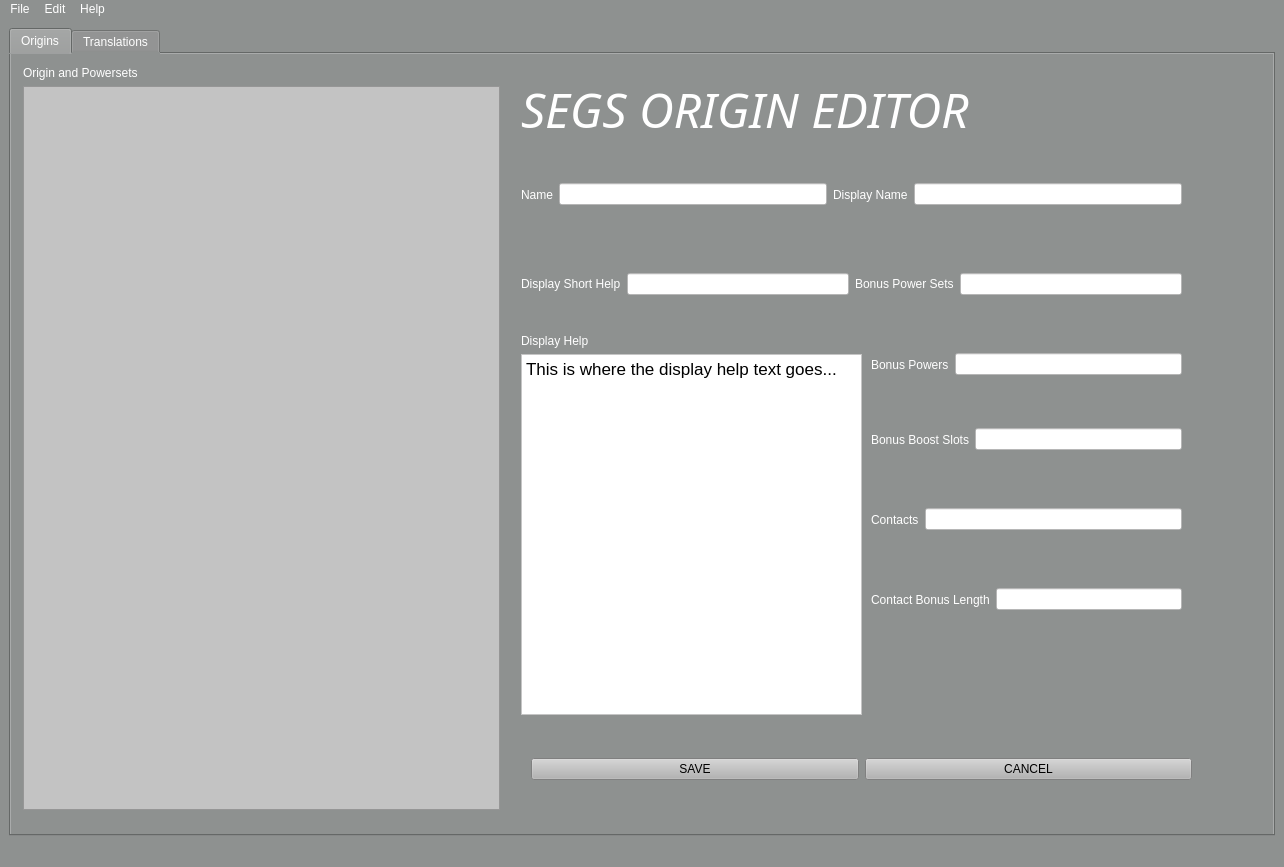
Old version of the form Utilities/EditorComponets/SegsOriginEditor.ui in the repository Segs/Segs.
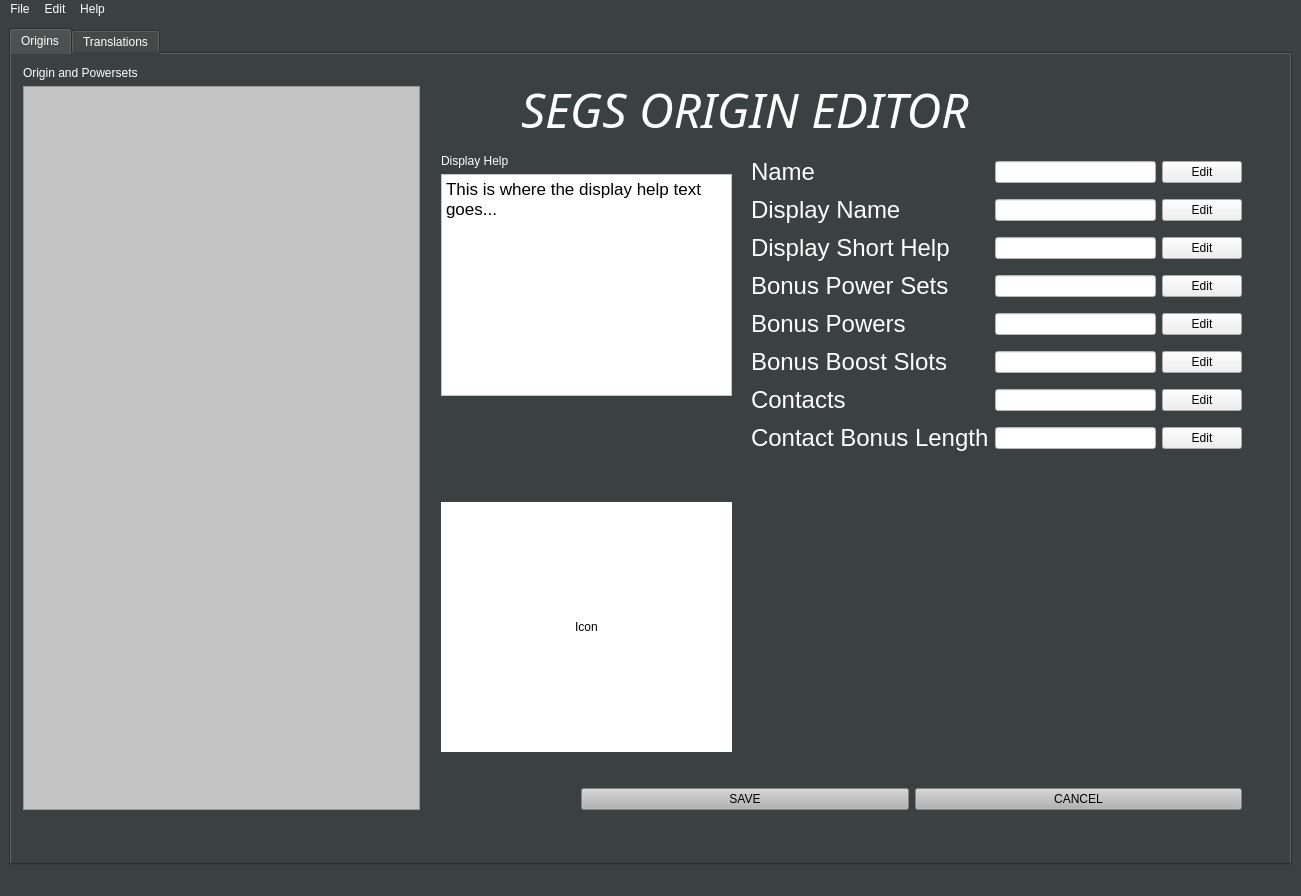
New version of the form. Icons and pictures are not drawn.

Commit message: Updated GUI to change text fields and add translation tab

Diff of the .ui file:
```diff
--- a/Utilities/EditorComponets/SegsOriginEditor.ui
+++ b/Utilities/EditorComponets/SegsOriginEditor.ui
@@ -6,8 +6,8 @@
    <rect>
     <x>0</x>
     <y>0</y>
-    <width>1284</width>
-    <height>867</height>
+    <width>1301</width>
+    <height>896</height>
    </rect>
   </property>
   <property name="font">
@@ -22,7 +22,7 @@
    <bool>false</bool>
   </property>
   <property name="styleSheet">
-   <string notr="true">background-color: rgb(142, 145, 144);
+   <string notr="true">background-color: rgb(59, 65, 64);
 color:#fff</string>
   </property>
   <widget class="QWidget" name="centralwidget">
@@ -41,7 +41,7 @@
          <rect>
           <x>10</x>
           <y>10</y>
-          <width>481</width>
+          <width>401</width>
           <height>748</height>
          </rect>
         </property>
@@ -63,6 +63,7 @@
            <property name="font">
             <font>
              <family>Cantarell</family>
+             <weight>50</weight>
              <bold>false</bold>
             </font>
            </property>
@@ -89,111 +90,11 @@
          </item>
         </layout>
        </widget>
-       <widget class="QWidget" name="horizontalLayoutWidget">
-        <property name="geometry">
-         <rect>
-          <x>510</x>
-          <y>100</y>
-          <width>661</width>
-          <height>81</height>
-         </rect>
-        </property>
-        <layout class="QHBoxLayout" name="SettingshorizontalLayout1">
-         <item>
-          <widget class="QLabel" name="NameLabel">
-           <property name="font">
-            <font>
-             <family>Cantarell</family>
-            </font>
-           </property>
-           <property name="text">
-            <string>Name</string>
-           </property>
-          </widget>
-         </item>
-         <item>
-          <widget class="QLineEdit" name="NameLineEdit">
-           <property name="styleSheet">
-            <string notr="true">background-color: rgb(255, 255, 255);</string>
-           </property>
-          </widget>
-         </item>
-         <item>
-          <widget class="QLabel" name="DisplayNameLabel">
-           <property name="font">
-            <font>
-             <family>Cantarell</family>
-            </font>
-           </property>
-           <property name="text">
-            <string>Display Name</string>
-           </property>
-          </widget>
-         </item>
-         <item>
-          <widget class="QLineEdit" name="DisplayNameLineEdit">
-           <property name="styleSheet">
-            <string notr="true">background-color: rgb(255, 255, 255);</string>
-           </property>
-          </widget>
-         </item>
-        </layout>
-       </widget>
-       <widget class="QWidget" name="horizontalLayoutWidget_2">
-        <property name="geometry">
-         <rect>
-          <x>510</x>
-          <y>190</y>
-          <width>661</width>
-          <height>80</height>
-         </rect>
-        </property>
-        <layout class="QHBoxLayout" name="SettingshorizontalLayout2">
-         <item>
-          <widget class="QLabel" name="DisplayShortHelpLabel">
-           <property name="font">
-            <font>
-             <family>Cantarell</family>
-            </font>
-           </property>
-           <property name="text">
-            <string>Display Short Help</string>
-           </property>
-          </widget>
-         </item>
-         <item>
-          <widget class="QLineEdit" name="DisplayShortHelpLineEdit">
-           <property name="styleSheet">
-            <string notr="true">background-color: rgb(255, 255, 255);</string>
-           </property>
-          </widget>
-         </item>
-         <item>
-          <widget class="QLabel" name="BonusPwrSetsLabel">
-           <property name="font">
-            <font>
-             <family>Cantarell</family>
-            </font>
-           </property>
-           <property name="text">
-            <string>Bonus Power Sets</string>
-           </property>
-          </widget>
-         </item>
-         <item>
-          <widget class="QLineEdit" name="BonusPwrSetsLineEdit">
-           <property name="styleSheet">
-            <string notr="true">background-color: rgb(255, 255, 255);</string>
-           </property>
-          </widget>
-         </item>
-        </layout>
-       </widget>
        <widget class="QWidget" name="horizontalLayoutWidget_3">
         <property name="geometry">
          <rect>
-          <x>520</x>
-          <y>680</y>
+          <x>570</x>
+          <y>710</y>
           <width>661</width>
           <height>71</height>
          </rect>
@@ -224,10 +125,10 @@
        <widget class="QWidget" name="verticalLayoutWidget_2">
         <property name="geometry">
          <rect>
-          <x>510</x>
-          <y>280</y>
-          <width>341</width>
-          <height>381</height>
+          <x>430</x>
+          <y>100</y>
+          <width>291</width>
+          <height>598</height>
          </rect>
         </property>
         <layout class="QVBoxLayout" name="DescriptionverticalLayout">
@@ -245,6 +146,12 @@
          </item>
          <item>
           <widget class="QTextBrowser" name="DisplayHelpTextBrowser">
+           <property name="minimumSize">
+            <size>
+             <width>0</width>
+             <height>200</height>
+            </size>
+           </property>
            <property name="styleSheet">
             <string notr="true">background-color: rgb(255, 255, 255);color:#000</string>
            </property>
@@ -256,74 +163,64 @@
            </property>
            <property name="html">
             <string>&lt;!DOCTYPE HTML PUBLIC &quot;-//W3C//DTD HTML 4.0//EN&quot; &quot;http://www.w3.org/TR/REC-html40/strict.dtd&quot;&gt;
-&lt;html&gt;&lt;head&gt;&lt;meta name=&quot;qrichtext&quot; content=&quot;1&quot; /&gt;&lt;meta charset=&quot;utf-8&quot; /&gt;&lt;style type=&quot;text/css&quot;&gt;
+&lt;html&gt;&lt;head&gt;&lt;meta name=&quot;qrichtext&quot; content=&quot;1&quot; /&gt;&lt;style type=&quot;text/css&quot;&gt;
 p, li { white-space: pre-wrap; }
-hr { height: 1px; border-width: 0; }
-&lt;/style&gt;&lt;/head&gt;&lt;body style=&quot; font-family:'Noto Sans'; font-size:10pt; font-weight:400; font-style:normal;&quot;&gt;
-&lt;p style=&quot; margin-top:0px; margin-bottom:0px; margin-left:0px; margin-right:0px; -qt-block-indent:0; text-indent:0px;&quot;&gt;&lt;span style=&quot; font-family:'.AppleSystemUIFont'; font-size:13pt;&quot;&gt;This is where the display help text goes... &lt;/span&gt;&lt;/p&gt;&lt;/body&gt;&lt;/html&gt;</string>
+&lt;/style&gt;&lt;/head&gt;&lt;body style=&quot; font-family:'.AppleSystemUIFont'; font-size:13pt; font-weight:400; font-style:normal;&quot;&gt;
+&lt;p style=&quot; margin-top:0px; margin-bottom:0px; margin-left:0px; margin-right:0px; -qt-block-indent:0; text-indent:0px;&quot;&gt;This is where the display help text goes... &lt;/p&gt;&lt;/body&gt;&lt;/html&gt;</string>
            </property>
           </widget>
          </item>
-        </layout>
-       </widget>
-       <widget class="QWidget" name="horizontalLayoutWidget_4">
-        <property name="geometry">
-         <rect>
-          <x>860</x>
-          <y>280</y>
-          <width>311</width>
-          <height>61</height>
-         </rect>
-        </property>
-        <layout class="QHBoxLayout" name="SettingshorizontalLayout3">
          <item>
-          <widget class="QLabel" name="BonusPwrsLabel">
-           <property name="font">
-            <font>
-             <family>Cantarell</family>
-            </font>
+          <spacer name="verticalSpacer">
+           <property name="orientation">
+            <enum>Qt::Vertical</enum>
            </property>
-           <property name="text">
-            <string>Bonus Powers</string>
+           <property name="sizeType">
+            <enum>QSizePolicy::Fixed</enum>
            </property>
-          </widget>
-         </item>
-         <item>
-          <widget class="QLineEdit" name="BonusPwrsLineEdit">
-           <property name="styleSheet">
-            <string notr="true">background-color: rgb(255, 255, 255);</string>
+           <property name="sizeHint" stdset="0">
+            <size>
+             <width>20</width>
+             <height>100</height>
+            </size>
            </property>
-          </widget>
+          </spacer>
          </item>
-        </layout>
-       </widget>
-       <widget class="QWidget" name="horizontalLayoutWidget_5">
-        <property name="geometry">
-         <rect>
-          <x>860</x>
-          <y>350</y>
-          <width>311</width>
-          <height>71</height>
-         </rect>
-        </property>
-        <layout class="QHBoxLayout" name="horizontalLayout_5">
          <item>
-          <widget class="QLabel" name="BonusBoostSlotsLabel">
-           <property name="font">
-            <font>
-             <family>Cantarell</family>
-            </font>
+          <widget class="QWidget" name="widget" native="true">
+           <property name="sizePolicy">
+            <sizepolicy hsizetype="Expanding" vsizetype="Preferred">
+             <horstretch>0</horstretch>
+             <verstretch>0</verstretch>
+            </sizepolicy>
            </property>
-           <property name="text">
-            <string>Bonus Boost Slots</string>
+           <property name="minimumSize">
+            <size>
+             <width>200</width>
+             <height>250</height>
+            </size>
            </property>
-          </widget>
-         </item>
-         <item>
-          <widget class="QLineEdit" name="BonusBoostSlotsLineEdit">
            <property name="styleSheet">
             <string notr="true">background-color: rgb(255, 255, 255);</string>
            </property>
+           <layout class="QHBoxLayout" name="horizontalLayout_3">
+            <item>
+             <widget class="QLabel" name="label">
+              <property name="styleSheet">
+               <string notr="true">color: rgb(0, 0, 0);</string>
+              </property>
+              <property name="lineWidth">
+               <number>3</number>
+              </property>
+              <property name="text">
+               <string>Icon</string>
+              </property>
+              <property name="alignment">
+               <set>Qt::AlignCenter</set>
+              </property>
+             </widget>
+            </item>
+           </layout>
           </widget>
          </item>
         </layout>
@@ -341,6 +238,7 @@
          <font>
           <family>CuppaJoe</family>
           <pointsize>36</pointsize>
+          <weight>50</weight>
           <italic>true</italic>
           <bold>false</bold>
           <underline>false</underline>
@@ -385,52 +283,305 @@
        <widget class="QWidget" name="horizontalLayoutWidget_6">
         <property name="geometry">
          <rect>
-          <x>860</x>
-          <y>430</y>
-          <width>311</width>
-          <height>71</height>
+          <x>740</x>
+          <y>100</y>
+          <width>491</width>
+          <height>310</height>
          </rect>
         </property>
-        <layout class="QHBoxLayout" name="horizontalLayout">
-         <item>
+        <layout class="QGridLayout" name="gridLayout">
+         <property name="sizeConstraint">
+          <enum>QLayout::SetDefaultConstraint</enum>
+         </property>
+         <item row="1" column="0">
+          <widget class="QLabel" name="DisplayNameLabel">
+           <property name="font">
+            <font>
+             <family>Cantarell</family>
+             <pointsize>18</pointsize>
+            </font>
+           </property>
+           <property name="text">
+            <string>Display Name</string>
+           </property>
+          </widget>
+         </item>
+         <item row="3" column="0">
+          <widget class="QLabel" name="BonusPwrSetsLabel">
+           <property name="font">
+            <font>
+             <family>Cantarell</family>
+             <pointsize>18</pointsize>
+            </font>
+           </property>
+           <property name="text">
+            <string>Bonus Power Sets</string>
+           </property>
+          </widget>
+         </item>
+         <item row="1" column="1">
+          <widget class="QLineEdit" name="DisplayNameLineEdit">
+           <property name="styleSheet">
+            <string notr="true">background-color: rgb(255, 255, 255);
+color: rgb(0, 0, 0);</string>
+           </property>
+           <property name="readOnly">
+            <bool>true</bool>
+           </property>
+          </widget>
+         </item>
+         <item row="2" column="1">
+          <widget class="QLineEdit" name="DisplayShortHelpLineEdit">
+           <property name="styleSheet">
+            <string notr="true">background-color: rgb(255, 255, 255);
+color: rgb(0, 0, 0);</string>
+           </property>
+           <property name="readOnly">
+            <bool>true</bool>
+           </property>
+          </widget>
+         </item>
+         <item row="5" column="0">
+          <widget class="QLabel" name="BonusBoostSlotsLabel">
+           <property name="font">
+            <font>
+             <family>Cantarell</family>
+             <pointsize>18</pointsize>
+            </font>
+           </property>
+           <property name="text">
+            <string>Bonus Boost Slots</string>
+           </property>
+          </widget>
+         </item>
+         <item row="2" column="0">
+          <widget class="QLabel" name="DisplayShortHelpLabel">
+           <property name="font">
+            <font>
+             <family>Cantarell</family>
+             <pointsize>18</pointsize>
+            </font>
+           </property>
+           <property name="text">
+            <string>Display Short Help</string>
+           </property>
+          </widget>
+         </item>
+         <item row="3" column="1">
+          <widget class="QLineEdit" name="BonusPwrSetsLineEdit">
+           <property name="styleSheet">
+            <string notr="true">background-color: rgb(255, 255, 255);
+color: rgb(0, 0, 0);</string>
+           </property>
+           <property name="readOnly">
+            <bool>true</bool>
+           </property>
+          </widget>
+         </item>
+         <item row="5" column="1">
+          <widget class="QLineEdit" name="BonusBoostSlotsLineEdit">
+           <property name="styleSheet">
+            <string notr="true">background-color: rgb(255, 255, 255);
+color: rgb(0, 0, 0);</string>
+           </property>
+           <property name="readOnly">
+            <bool>true</bool>
+           </property>
+          </widget>
+         </item>
+         <item row="7" column="1">
+          <widget class="QLineEdit" name="ContactBonusLenLineEdit">
+           <property name="styleSheet">
+            <string notr="true">background-color: rgb(255, 255, 255);
+color: rgb(0, 0, 0);</string>
+           </property>
+           <property name="readOnly">
+            <bool>true</bool>
+           </property>
+          </widget>
+         </item>
+         <item row="7" column="0">
+          <widget class="QLabel" name="ContactBonusLenLabel">
+           <property name="font">
+            <font>
+             <family>Cantarell</family>
+             <pointsize>18</pointsize>
+            </font>
+           </property>
+           <property name="text">
+            <string>Contact Bonus Length</string>
+           </property>
+          </widget>
+         </item>
+         <item row="0" column="1">
+          <widget class="QLineEdit" name="NameLineEdit">
+           <property name="sizePolicy">
+            <sizepolicy hsizetype="Expanding" vsizetype="Fixed">
+             <horstretch>0</horstretch>
+             <verstretch>0</verstretch>
+            </sizepolicy>
+           </property>
+           <property name="minimumSize">
+            <size>
+             <width>0</width>
+             <height>0</height>
+            </size>
+           </property>
+           <property name="styleSheet">
+            <string notr="true">background-color: rgb(255, 255, 255);
+color: rgb(0, 0, 0);</string>
+           </property>
+           <property name="readOnly">
+            <bool>true</bool>
+           </property>
+          </widget>
+         </item>
+         <item row="6" column="0">
           <widget class="QLabel" name="ContactsLabel">
+           <property name="font">
+            <font>
+             <family>Cantarell</family>
+             <pointsize>18</pointsize>
+            </font>
+           </property>
            <property name="text">
             <string>Contacts</string>
            </property>
           </widget>
          </item>
-         <item>
+         <item row="4" column="0">
+          <widget class="QLabel" name="BonusPwrsLabel">
+           <property name="font">
+            <font>
+             <family>Cantarell</family>
+             <pointsize>18</pointsize>
+            </font>
+           </property>
+           <property name="text">
+            <string>Bonus Powers</string>
+           </property>
+          </widget>
+         </item>
+         <item row="0" column="0">
+          <widget class="QLabel" name="NameLabel">
+           <property name="font">
+            <font>
+             <family>Cantarell</family>
+             <pointsize>18</pointsize>
+            </font>
+           </property>
+           <property name="text">
+            <string>Name</string>
+           </property>
+          </widget>
+         </item>
+         <item row="6" column="1">
           <widget class="QLineEdit" name="ContactsLineEdit">
            <property name="styleSheet">
             <string notr="true">background-color: rgb(255, 255, 255);
 color: rgb(0, 0, 0);</string>
            </property>
-          </widget>
-         </item>
-        </layout>
-       </widget>
-       <widget class="QWidget" name="horizontalLayoutWidget_7">
-        <property name="geometry">
-         <rect>
-          <x>860</x>
-          <y>510</y>
-          <width>311</width>
-          <height>71</height>
-         </rect>
-        </property>
-        <layout class="QHBoxLayout" name="horizontalLayout_2">
-         <item>
-          <widget class="QLabel" name="ContactBonusLenLabel">
-           <property name="text">
-            <string>Contact Bonus Length</string>
+           <property name="readOnly">
+            <bool>true</bool>
            </property>
           </widget>
          </item>
-         <item>
-          <widget class="QLineEdit" name="ContactBonusLenLineEdit">
+         <item row="4" column="1">
+          <widget class="QLineEdit" name="BonusPwrsLineEdit">
            <property name="styleSheet">
             <string notr="true">background-color: rgb(255, 255, 255);
 color: rgb(0, 0, 0);</string>
+           </property>
+           <property name="readOnly">
+            <bool>true</bool>
+           </property>
+          </widget>
+         </item>
+         <item row="0" column="2">
+          <widget class="QPushButton" name="pushButton">
+           <property name="styleSheet">
+            <string notr="true">background-color: rgb(1623 163, 163);
+color: rgb(0, 0, 0);</string>
+           </property>
+           <property name="text">
+            <string>Edit</string>
+           </property>
+          </widget>
+         </item>
+         <item row="1" column="2">
+          <widget class="QPushButton" name="pushButton_2">
+           <property name="styleSheet">
+            <string notr="true">background-color: rgb(1623 163, 163);
+color: rgb(0, 0, 0);</string>
+           </property>
+           <property name="text">
+            <string>Edit</string>
+           </property>
+          </widget>
+         </item>
+         <item row="2" column="2">
+          <widget class="QPushButton" name="pushButton_6">
+           <property name="styleSheet">
+            <string notr="true">background-color: rgb(1623 163, 163);
+color: rgb(0, 0, 0);</string>
+           </property>
+           <property name="text">
+            <string>Edit</string>
+           </property>
+          </widget>
+         </item>
+         <item row="3" column="2">
+          <widget class="QPushButton" name="pushButton_7">
+           <property name="styleSheet">
+            <string notr="true">background-color: rgb(1623 163, 163);
+color: rgb(0, 0, 0);</string>
+           </property>
+           <property name="text">
+            <string>Edit</string>
+           </property>
+          </widget>
+         </item>
+         <item row="4" column="2">
+          <widget class="QPushButton" name="pushButton_8">
+           <property name="styleSheet">
+            <string notr="true">background-color: rgb(1623 163, 163);
+color: rgb(0, 0, 0);</string>
+           </property>
+           <property name="text">
+            <string>Edit</string>
+           </property>
+          </widget>
+         </item>
+         <item row="5" column="2">
+          <widget class="QPushButton" name="pushButton_9">
+           <property name="styleSheet">
+            <string notr="true">background-color: rgb(1623 163, 163);
+color: rgb(0, 0, 0);</string>
+           </property>
+           <property name="text">
+            <string>Edit</string>
+           </property>
+          </widget>
+         </item>
+         <item row="6" column="2">
+          <widget class="QPushButton" name="pushButton_10">
+           <property name="styleSheet">
+            <string notr="true">background-color: rgb(1623 163, 163);
+color: rgb(0, 0, 0);</string>
+           </property>
+           <property name="text">
+            <string>Edit</string>
+           </property>
+          </widget>
+         </item>
+         <item row="7" column="2">
+          <widget class="QPushButton" name="pushButton_11">
+           <property name="styleSheet">
+            <string notr="true">background-color: rgb(1623 163, 163);
+color: rgb(0, 0, 0);</string>
+           </property>
+           <property name="text">
+            <string>Edit</string>
            </property>
           </widget>
          </item>
@@ -441,6 +592,97 @@
        <attribute name="title">
         <string>Translations</string>
        </attribute>
+       <widget class="QWidget" name="horizontalLayoutWidget">
+        <property name="geometry">
+         <rect>
+          <x>9</x>
+          <y>9</y>
+          <width>971</width>
+          <height>771</height>
+         </rect>
+        </property>
+        <layout class="QHBoxLayout" name="horizontalLayout_2">
+         <item>
+          <widget class="QTableView" name="tableView">
+           <property name="styleSheet">
+            <string notr="true">background-color: rgb(255, 255, 255);
+color: rgb(0, 0, 0);</string>
+           </property>
+          </widget>
+         </item>
+        </layout>
+       </widget>
+       <widget class="QWidget" name="verticalLayoutWidget_3">
+        <property name="geometry">
+         <rect>
+          <x>990</x>
+          <y>10</y>
+          <width>271</width>
+          <height>661</height>
+         </rect>
+        </property>
+        <layout class="QVBoxLayout" name="verticalLayout_2">
+         <item>
+          <widget class="QPushButton" name="pushButton_4">
+           <property name="styleSheet">
+            <string notr="true">background-color: rgb(163, 163, 163);
+color: rgb(0, 0, 0);</string>
+           </property>
+           <property name="text">
+            <string>New String</string>
+           </property>
+          </widget>
+         </item>
+         <item>
+          <widget class="QPushButton" name="pushButton_3">
+           <property name="styleSheet">
+            <string notr="true">background-color: rgb(163, 163, 163);
+color: rgb(0, 0, 0);</string>
+           </property>
+           <property name="text">
+            <string>Add Translation</string>
+           </property>
+          </widget>
+         </item>
+         <item>
+          <spacer name="verticalSpacer_2">
+           <property name="orientation">
+            <enum>Qt::Vertical</enum>
+           </property>
+           <property name="sizeHint" stdset="0">
+            <size>
+             <width>20</width>
+             <height>40</height>
+            </size>
+           </property>
+          </spacer>
+         </item>
+         <item>
+          <widget class="QPushButton" name="pushButton_5">
+           <property name="styleSheet">
+            <string notr="true">background-color: rgb(163, 163, 163);
+color: rgb(0, 0, 0);</string>
+           </property>
+           <property name="text">
+            <string>Show Usages</string>
+           </property>
+          </widget>
+         </item>
+         <item>
+          <spacer name="verticalSpacer_3">
+           <property name="orientation">
+            <enum>Qt::Vertical</enum>
+           </property>
+           <property name="sizeHint" stdset="0">
+            <size>
+             <width>20</width>
+             <height>40</height>
+            </size>
+           </property>
+          </spacer>
+         </item>
+        </layout>
+       </widget>
       </widget>
      </widget>
     </item>
@@ -451,8 +693,8 @@
     <rect>
      <x>0</x>
      <y>0</y>
-     <width>1284</width>
-     <height>23</height>
+     <width>1301</width>
+     <height>24</height>
     </rect>
    </property>
    <widget class="QMenu" name="menuFile">
```
Left out of the diff: 8 changed lines with no effect on the pictures.
